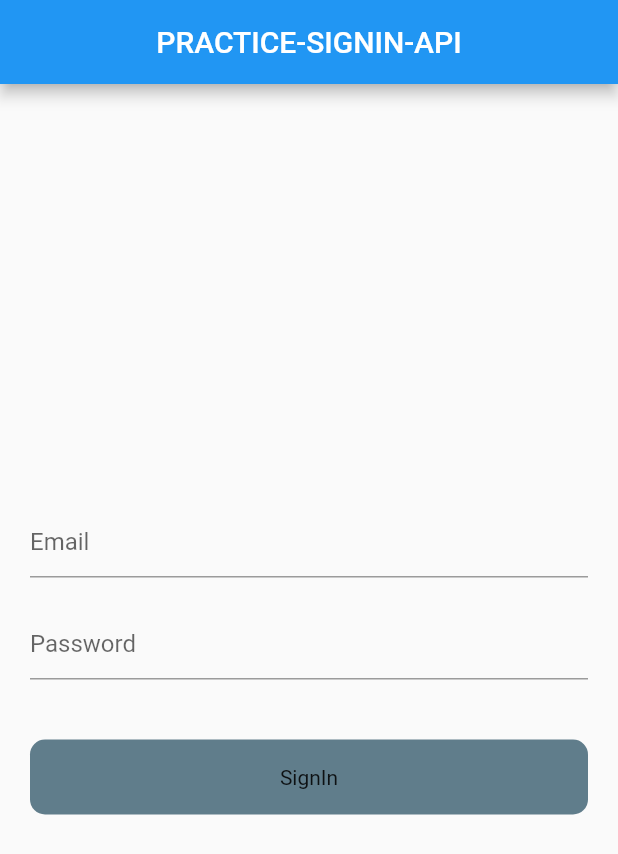
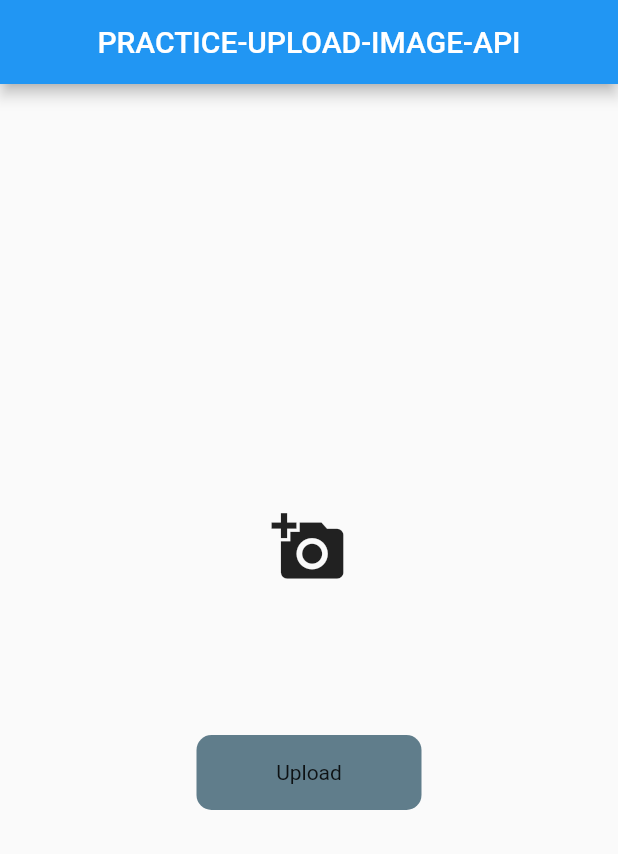
Before and after one commit to Usaid-Dev/practice_api, a Flutter app: the screen it shows after launch, on a phone screen of 412 x 824 dp. Shown: the top 854 px of the screen. Run offline on Flutter 3.47's test engine with Material 2 defaults, Android fonts, the light colour scheme and no system bars; drawn by our look-alikes of modal_progress_hud_nsn; our stand-ins replace image_picker.

Commit message:
Learn Post-Api | Upload Images

```diff
--- /dev/null
+++ b/lib/Post_Api/upload_image.dart
@@ -0,0 +1,123 @@
+import 'dart:io';
+import 'package:http/http.dart' as http;
+import 'package:flutter/material.dart';
+import 'package:image_picker/image_picker.dart';
+import 'package:modal_progress_hud_nsn/modal_progress_hud_nsn.dart';
+
+class UploadImage extends StatefulWidget {
+  const UploadImage({super.key});
+
+  @override
+  State<UploadImage> createState() => _UploadImageState();
+}
+
+class _UploadImageState extends State<UploadImage> {
+  File? image;
+  final _picker = ImagePicker();
+  bool showSpinner = false;
+
+  Future getImage() async {
+    final pickedFile =
+        await _picker.pickImage(source: ImageSource.gallery, imageQuality: 80);
+    if (pickedFile != null) {
+      image = File(pickedFile.path);
+      setState(() {});
+    } else {
+      print('No Image Selected');
+    }
+  }
+
+  Future<void> uploadImage() async {
+    setState(() {
+      showSpinner = true;
+    });
+    var stream = http.ByteStream(image!.openRead());
+    stream.cast();
+
+    var length = await image!.length();
+
+    var uri = Uri.parse('https://fakestoreapi.com/products');
+
+    var request = http.MultipartRequest('post', uri);
+
+    request.fields['title'] = 'Static title';
+
+    var multiport = http.MultipartFile('image', stream, length);
+
+    request.files.add(multiport);
+
+    var response = await request.send();
+
+    if (response.statusCode == 200) {
+      setState(() {
+        showSpinner = false;
+      });
+      print('Image Uploaded');
+    } else {
+      setState(() {
+        showSpinner = false;
+      });
+      print('Failed');
+    }
+  }
+
+  @override
+  Widget build(BuildContext context) {
+    return ModalProgressHUD(
+      inAsyncCall: showSpinner,
+      child: Scaffold(
+        appBar: AppBar(
+          centerTitle: true,
+          title: const Text('PRACTICE-UPLOAD-IMAGE-API'),
+        ),
+        body: Column(
+          mainAxisAlignment: MainAxisAlignment.center,
+          crossAxisAlignment: CrossAxisAlignment.center,
+          children: [
+            GestureDetector(
+              onTap: () {
+                getImage();
+              },
+              child: Container(
+                child: image == null
+                    ? const Center(
+                        child: Icon(
+                          Icons.add_a_photo,
+                          size: 50,
+                        ),
+                      )
+                    : Center(
+                        child: Image.file(
+                          File(image!.path).absolute,
+                          height: 300,
+                          width: 250,
+                          fit: BoxFit.cover,
+                        ),
+                      ),
+              ),
+            ),
+            const SizedBox(
+              height: 100,
+            ),
+            GestureDetector(
+              onTap: () {
+                uploadImage();
+              },
+              child: Container(
+                height: 50,
+                width: 150,
+                decoration: BoxDecoration(
+                  color: Colors.blueGrey,
+                  borderRadius: BorderRadius.circular(10),
+                ),
+                child: const Center(
+                  child: Text('Upload'),
+                ),
+              ),
+            )
+          ],
+        ),
+      ),
+    );
+  }
+}
--- a/lib/main.dart
+++ b/lib/main.dart
@@ -1,5 +1,5 @@
 import 'package:flutter/material.dart';
-import 'package:practice_api/Post_Api/SignIn.dart';
+import 'package:practice_api/Post_Api/upload_image.dart';
 
 void main() {
   runApp(const MyApp());
@@ -15,7 +15,7 @@ class MyApp extends StatelessWidget {
       theme: ThemeData(
         primarySwatch: Colors.blue,
       ),
-      home: const SignInScreen(),
+      home: const UploadImage(),
     );
   }
 }
```
Also changed, not shown: pubspec.yaml (+2 -6 lines), pubspec.lock, 17 other files.
